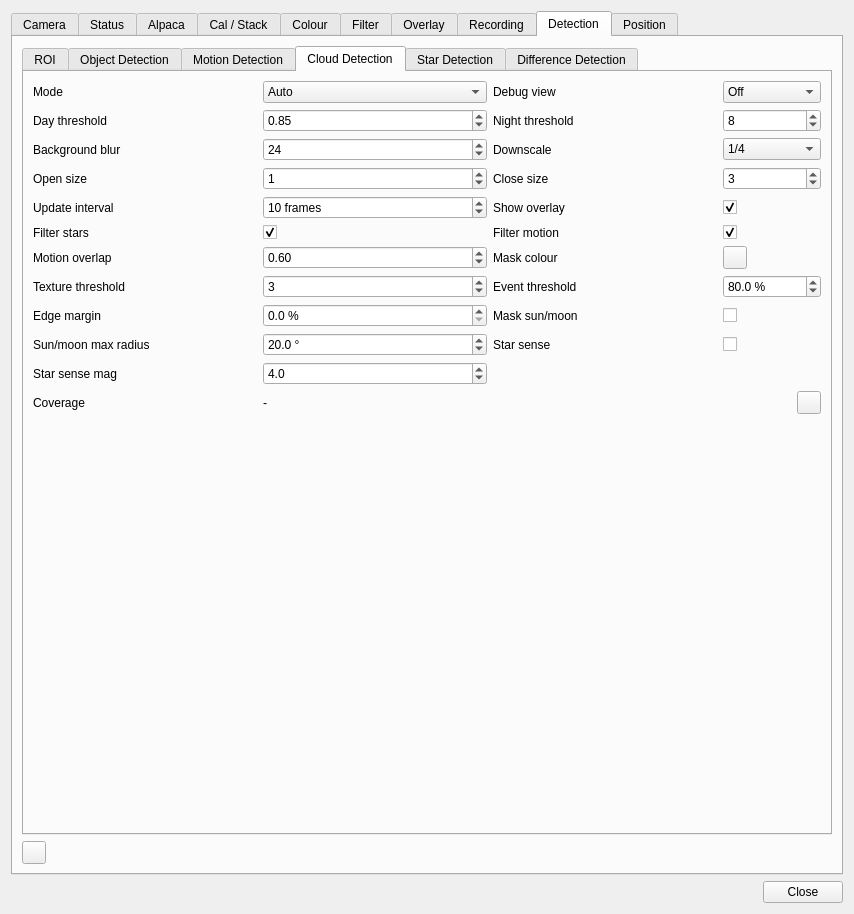
srcejon/sdrangel, file plugins/feature/camera/camerasettingsdialog.ui: the form before one commit.
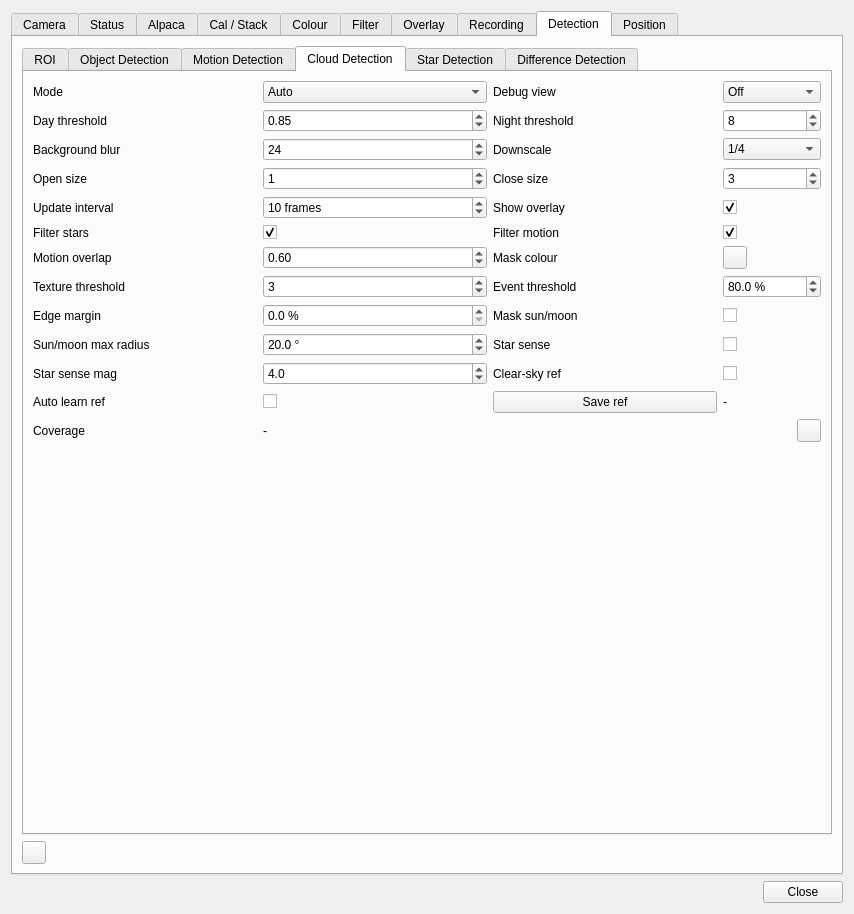
The form after the commit. The open tabs and pages were chosen to show the change. Icons and pictures are not drawn. Custom widgets are drawn as their Qt base class.

Commit message: Add clear sky reference for cloud detection

What changed in the file:
```diff
--- a/plugins/feature/camera/camerasettingsdialog.ui
+++ b/plugins/feature/camera/camerasettingsdialog.ui
@@ -6631,14 +6631,68 @@
              </property>
             </widget>
            </item>
+           <item row="10" column="2">
+            <widget class="QLabel" name="cloudUseReferenceLabel">
+             <property name="text">
+              <string>Clear-sky ref</string>
+             </property>
+            </widget>
+           </item>
+           <item row="10" column="3">
+            <widget class="QCheckBox" name="cloudUseReferenceCheck">
+             <property name="toolTip">
+              <string>Compare frames against the saved per-camera clear-sky reference: regions matching the known clear sky are never classified as cloud, regions deviating from it are, and learned foreground (trees, roofs) is excluded. Save references with the Save ref button on clear skies at different times of day and night</string>
+             </property>
+             <property name="text">
+              <string/>
+             </property>
+            </widget>
+           </item>
            <item row="11" column="0">
+            <widget class="QLabel" name="cloudAutoReferenceLabel">
+             <property name="text">
+              <string>Auto learn ref</string>
+             </property>
+            </widget>
+           </item>
+           <item row="11" column="1">
+            <widget class="QCheckBox" name="cloudAutoReferenceCheck">
+             <property name="toolTip">
+              <string>Automatically blend verified-clear frames (low measured coverage; at night confirmed by star sensing when enabled) into the clear-sky reference, so it fills itself in and tracks seasons and lens changes</string>
+             </property>
+             <property name="text">
+              <string/>
+             </property>
+            </widget>
+           </item>
+           <item row="11" column="2">
+            <widget class="QPushButton" name="cloudSaveReferenceButton">
+             <property name="toolTip">
+              <string>Save the current frame as the clear-sky reference for the current sky state (determined from the sun and moon elevation at the frame's capture time). Press on a cloud-free sky</string>
+             </property>
+             <property name="text">
+              <string>Save ref</string>
+             </property>
+            </widget>
+           </item>
+           <item row="11" column="3">
+            <widget class="QLabel" name="cloudReferenceStatusLabel">
+             <property name="toolTip">
+              <string>Clear-sky reference store status: how many sky states have a saved reference</string>
+             </property>
+             <property name="text">
+              <string>-</string>
+             </property>
+            </widget>
+           </item>
+           <item row="12" column="0">
             <widget class="QLabel" name="cloudCoverageTitleLabel">
              <property name="text">
               <string>Coverage</string>
              </property>
             </widget>
            </item>
-           <item row="11" column="1">
+           <item row="12" column="1">
             <widget class="QLabel" name="cloudCoverageLabel">
              <property name="toolTip">
               <string>Percentage of the evaluated sky classified as cloud in the latest frame</string>
@@ -6648,7 +6702,7 @@
              </property>
             </widget>
            </item>
-           <item row="11" column="3" alignment="Qt::AlignmentFlag::AlignRight">
+           <item row="12" column="3" alignment="Qt::AlignmentFlag::AlignRight">
             <widget class="QToolButton" name="clearCloudChart">
              <property name="toolTip">
               <string>Clear cloud coverage history chart</string>
@@ -6662,7 +6716,7 @@
              </property>
             </widget>
            </item>
-           <item row="12" column="0" colspan="4">
+           <item row="13" column="0" colspan="4">
             <widget class="QWidget" name="cloudChartContainer" native="true">
              <property name="toolTip">
               <string>Displays the cloud coverage history chart.</string>
```
The commit also changes 12 other files.
